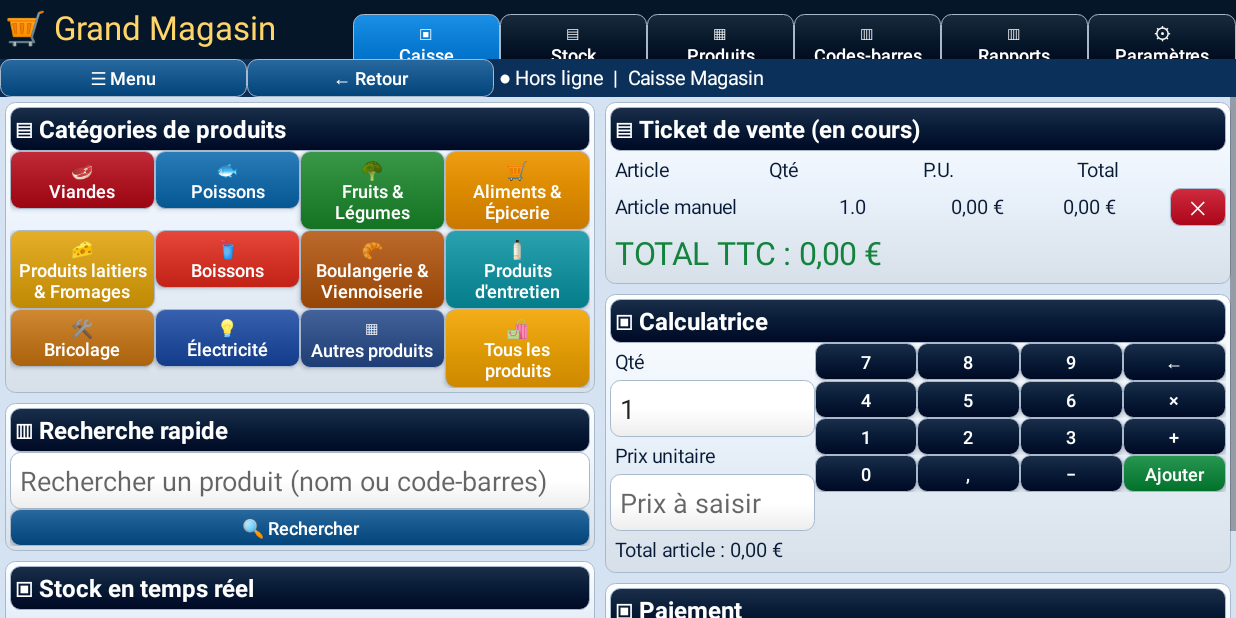
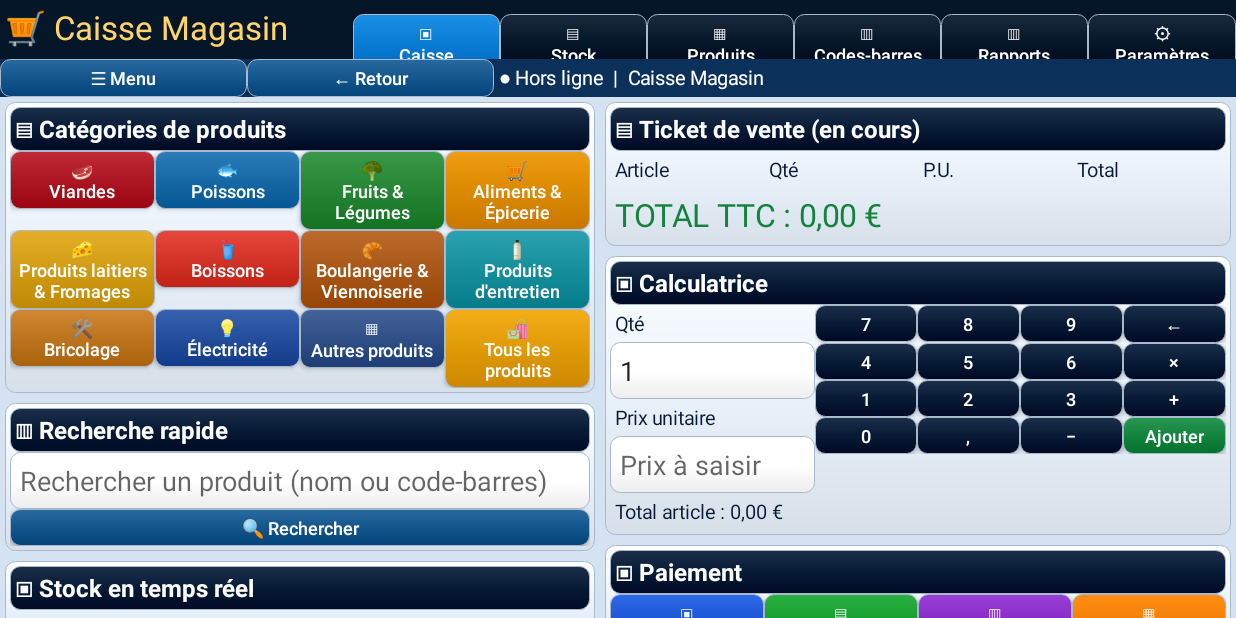
Before and after one commit to hadjahmedkad-ui/Caisse-Magasin, an Android app: the screen it shows after launch (MainActivity), after a tap on "Ajouter", on a phone screen of 824 x 412 dp (held sideways). Run offline under Robolectric (Android 15) with nearby library versions, the phone set to English and light mode, and no system bars.

Commit message:
Fiabiliser saisie prix de vente et unités du ticket; nom Caisse Magasin

```diff
--- a/app/src/main/java/com/caissemagasin/app/MainActivity.java
+++ b/app/src/main/java/com/caissemagasin/app/MainActivity.java
@@ -58,7 +58,7 @@ public class MainActivity extends Activity {
  void show(String page){
  root=col();root.setBackgroundColor(0xffd5e2f1);setContentView(root);
  LinearLayout top=row();top.setBackgroundColor(0xff061629);root.addView(top);
- add(top,txt("🛒 Grand Magasin",22,gold),2.4f);
+ add(top,txt("🛒 Caisse Magasin",22,gold),2.4f);
  String[] pages={"Caisse","Stock","Produits","Codes-barres","Rapports","Paramètres"};
  String[] symbols={"▣","▤","▦","▥","▥","⚙"};
  for(int i=0;i<pages.length;i++){String n=pages[i];add(top,btn(symbols[i]+"\n"+n,n.equals(page)?0xff087bd3:0xff061629,()->show(n)),1);}
@@ -100,7 +100,7 @@ public class MainActivity extends Activity {
  int[] payColors={0xff1954d2,0xff159c2d,0xff852ac3,0xffef7900};
  for(int j=0;j<methods.length;j++){String method=methods[j];add(r,btn(icons[j]+"\n"+method,payColors[j],()->pay(method)),1);}
  }
- void key(String k){if(k.equals("Ajouter")){double q=num(qty.getText().toString()),p=num(price.getText().toString());if(q<=0||p<0){toast("Quantité ou prix incorrect");return;}JSONObject selected=find(chosenCode);if(selected!=null){double existing=0;for(JSONObject c:cart)if(c.optString("code").equals(chosenCode))existing+=c.optDouble("qty");if(q+existing>selected.optDouble("stock")){toast("Stock insuffisant");return;}}JSONObject c=item(chosen.isEmpty()?"Article manuel":chosen,"",chosenCode,"pièce",0,p,0);try{c.put("qty",q);}catch(Exception e){}cart.add(c);save();show("Caisse");return;}
+ void key(String k){if(k.equals("Ajouter")){double q=num(qty.getText().toString()),p=num(price.getText().toString());if(q<=0||p<0||price.getText().toString().trim().isEmpty()){toast("Saisir une quantité et un prix valides");return;}JSONObject selected=find(chosenCode);if(selected!=null){double existing=0;for(JSONObject c:cart)if(c.optString("code").equals(chosenCode))existing+=c.optDouble("qty");if(q+existing>selected.optDouble("stock")){toast("Stock insuffisant");return;}}JSONObject c=item(chosen.isEmpty()?"Article manuel":chosen,selected==null?"":selected.optString("cat"),chosenCode,selected==null?"pièce":selected.optString("unit"),0,p,0);try{c.put("qty",q);}catch(Exception e){}cart.add(c);save();show("Caisse");return;}
  EditText e=qty.hasFocus()?qty:price;String s=e.getText().toString();if(k.equals("←"))s=s.isEmpty()?"":s.substring(0,s.length()-1);else if(k.equals("+"))s=String.valueOf(num(s)+1);else if(k.equals("−"))s=String.valueOf(Math.max(0,num(s)-1));else if(k.equals("×"))s=String.valueOf(num(s)*2);else s+=k.equals(",")?".":k;e.setText(s);e.setSelection(s.length());}
  void produits(String category){
  body.removeAllViews();
```
